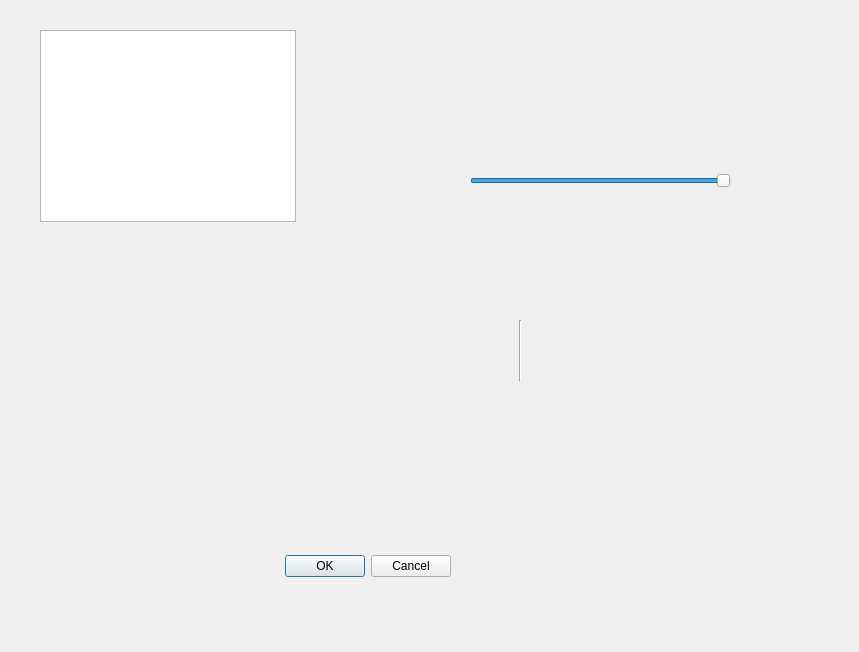
doktorfish0078/SimulationOfLaboratoryWork, file TEST.ui: the form before one commit.
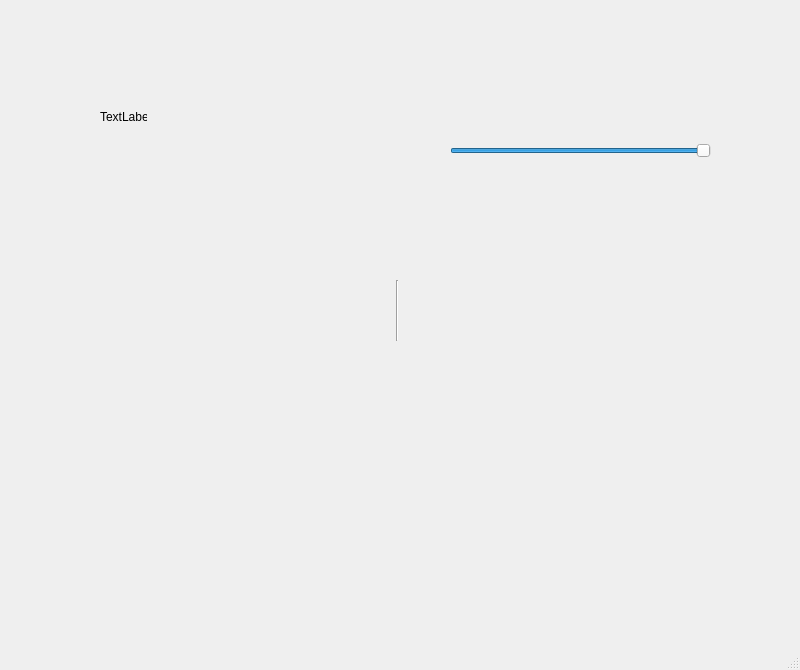
The form after the commit.

Patch:
```diff
--- a/TEST.ui
+++ b/TEST.ui
@@ -1,41 +1,52 @@
 <?xml version="1.0" encoding="UTF-8"?>
 <ui version="4.0">
- <class>Dialog</class>
- <widget class="QDialog" name="Dialog">
+ <class>MainWindow</class>
+ <widget class="QMainWindow" name="MainWindow">
   <property name="geometry">
    <rect>
     <x>0</x>
     <y>0</y>
-    <width>859</width>
-    <height>652</height>
+    <width>800</width>
+    <height>670</height>
    </rect>
   </property>
   <property name="windowTitle">
    <string>Dialog</string>
   </property>
-  <widget class="QDialogButtonBox" name="buttonBox">
+  <widget class="QWidget" name="centralwidget">
+   <widget class="QLabel" name="label">
    <property name="geometry">
     <rect>
-     <x>110</x>
-     <y>550</y>
-     <width>341</width>
-     <height>32</height>
+      <x>100</x>
+      <y>110</y>
+      <width>47</width>
+      <height>13</height>
+     </rect>
+    </property>
+    <property name="text">
+     <string>TextLabel</string>
+    </property>
+   </widget>
+   <widget class="Line" name="line">
+    <property name="geometry">
+     <rect>
+      <x>372</x>
+      <y>280</y>
+      <width>51</width>
+      <height>61</height>
     </rect>
    </property>
    <property name="orientation">
-    <enum>Qt::Horizontal</enum>
-   </property>
-   <property name="standardButtons">
-    <set>QDialogButtonBox::Cancel|QDialogButtonBox::Ok</set>
+     <enum>Qt::Vertical</enum>
    </property>
   </widget>
   <widget class="QSlider" name="horizontalSlider">
    <property name="geometry">
     <rect>
-     <x>470</x>
-     <y>160</y>
+      <x>450</x>
+      <y>120</y>
      <width>261</width>
-     <height>41</height>
+      <height>61</height>
     </rect>
    </property>
    <property name="minimum">
@@ -48,29 +59,18 @@
     <enum>Qt::Horizontal</enum>
    </property>
   </widget>
-  <widget class="QGraphicsView" name="graphicsView">
-   <property name="geometry">
-    <rect>
-     <x>40</x>
-     <y>30</y>
-     <width>256</width>
-     <height>192</height>
-    </rect>
-   </property>
   </widget>
-  <widget class="Line" name="line">
+  <widget class="QMenuBar" name="menubar">
    <property name="geometry">
     <rect>
-     <x>480</x>
-     <y>320</y>
-     <width>81</width>
-     <height>61</height>
+     <x>0</x>
+     <y>0</y>
+     <width>800</width>
+     <height>21</height>
     </rect>
    </property>
-   <property name="orientation">
-    <enum>Qt::Vertical</enum>
-   </property>
   </widget>
+  <widget class="QStatusBar" name="statusbar"/>
  </widget>
  <resources/>
  <connections>
```
Left out of the diff: 37 changed lines with no effect on the pictures. Lines whose indentation alone changed are shown as unchanged.
